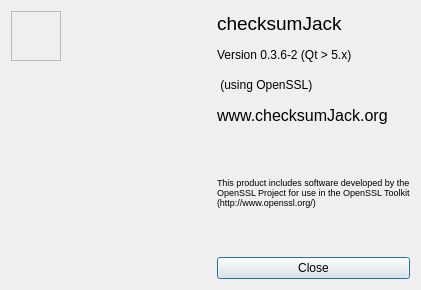
First picture: the form in src/about.ui, repository d4ndo/checksumjack, before the edit.
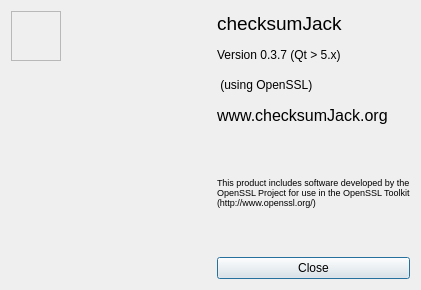
Second picture: the form after the edit. Icons and pictures are not drawn.

Commit message: about dialog: increased version.

Patch:
```diff
--- a/src/about.ui
+++ b/src/about.ui
@@ -130,7 +130,7 @@
          <item>
           <widget class="QLabel" name="label_3">
            <property name="text">
-            <string>Version 0.3.6-2 (Qt &gt; 5.x)</string>
+            <string>Version 0.3.7 (Qt &gt; 5.x)</string>
            </property>
           </widget>
          </item>
```
